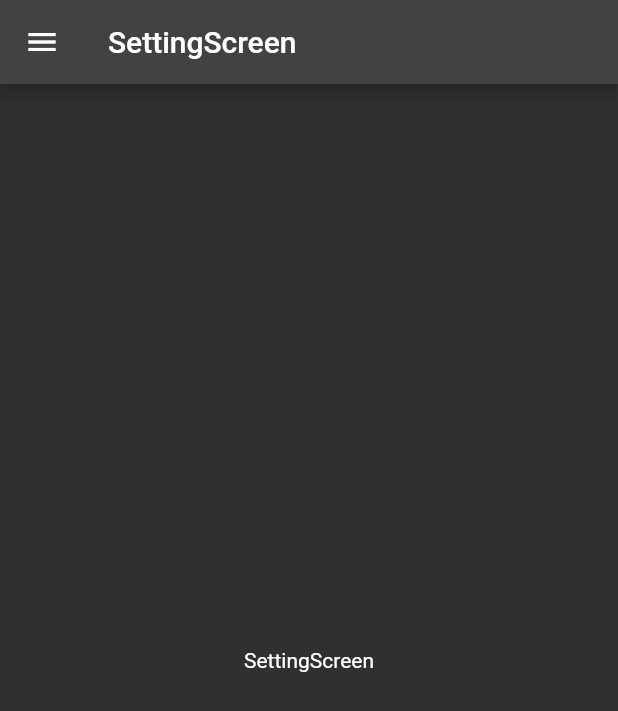
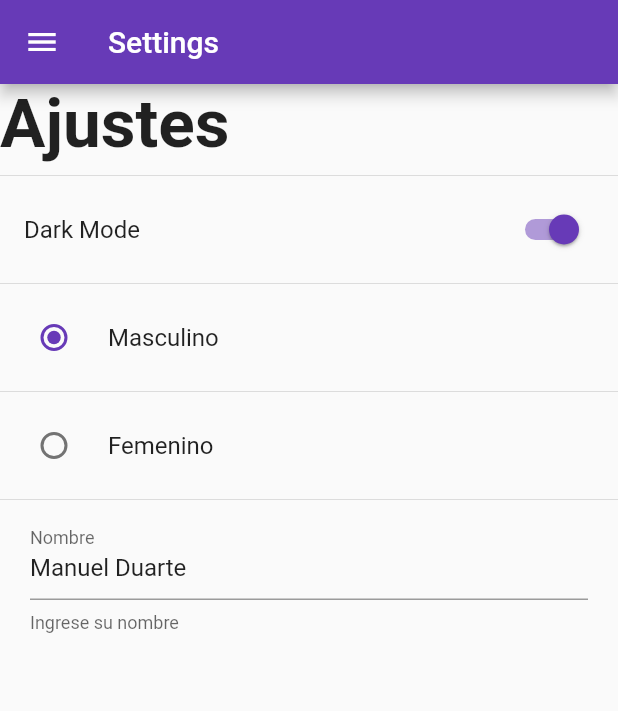
Before and after one commit to manuelduarte077/preferences_app, a Flutter app: the SettingScreen screen opened by its route, on a phone screen of 412 x 824 dp. Shown: the top 711 px of the screen. Run offline on Flutter 3.47's test engine with Material 2 defaults, Android fonts, the phone set to English and light mode, and no system bars.

Commit message:
screen design

```diff
--- a/lib/app/app.dart
+++ b/lib/app/app.dart
@@ -13,7 +13,9 @@ class MyApp extends StatelessWidget {
         HomeScreen.routeName: (context) => const HomeScreen(),
         SettingScreen.routeName: (context) => const SettingScreen(),
       },
-      theme: ThemeData.dark(),
+      theme: ThemeData(
+        primarySwatch: Colors.deepPurple,
+      ),
     );
   }
 }
--- a/lib/screens/settings_screen.dart
+++ b/lib/screens/settings_screen.dart
@@ -9,11 +9,51 @@ class SettingScreen extends StatelessWidget {
   Widget build(BuildContext context) {
     return Scaffold(
       appBar: AppBar(
-        title: const Text('SettingScreen'),
+        title: const Text('Settings'),
       ),
       drawer: const SideMenu(),
-      body: const Center(
-        child: Text('SettingScreen'),
+      body: SingleChildScrollView(
+        child: Column(
+          crossAxisAlignment: CrossAxisAlignment.start,
+          children: <Widget>[
+            const Text(
+              'Ajustes',
+              style: TextStyle(fontSize: 45, fontWeight: FontWeight.bold),
+            ),
+            const Divider(),
+            SwitchListTile.adaptive(
+              title: const Text('Dark Mode'),
+              value: true,
+              onChanged: (value) {},
+            ),
+            const Divider(),
+            RadioListTile<int>(
+              title: const Text('Masculino'),
+              value: 1,
+              groupValue: 1,
+              onChanged: (value) {},
+            ),
+            const Divider(),
+            RadioListTile<int>(
+              title: const Text('Femenino'),
+              value: 2,
+              groupValue: 1,
+              onChanged: (value) {},
+            ),
+            const Divider(),
+            Padding(
+              padding: const EdgeInsets.symmetric(horizontal: 20),
+              child: TextFormField(
+                decoration: const InputDecoration(
+                  labelText: 'Nombre',
+                  helperText: 'Ingrese su nombre',
+                ),
+                initialValue: 'Manuel Duarte',
+                onChanged: (value) {},
+              ),
+            ),
+          ],
+        ),
       ),
     );
   }
```
Also changed, not shown: lib/screens/home_screen.dart (+10 -2 lines).
